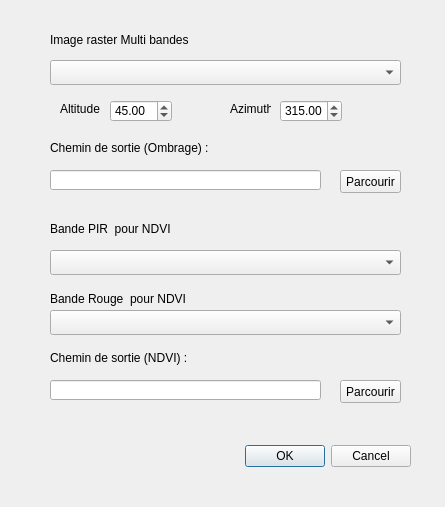
The window that render/Render_dialog_base.ui (ENSG-TSI24/Pingouins-QGIS-Raster) describes before a commit, drawn with Qt 5.
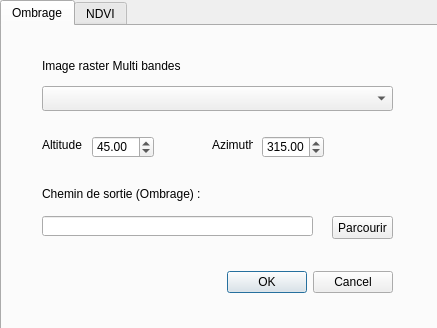
The same window after the commit. The open tabs and pages were chosen to show the change.

Commit message: Changed UI : separated Ombrage and NDVI into two onglets

Patch:
```diff
--- a/render/Render_dialog_base.ui
+++ b/render/Render_dialog_base.ui
@@ -6,54 +6,207 @@
    <rect>
     <x>0</x>
     <y>0</y>
-    <width>445</width>
-    <height>507</height>
+    <width>437</width>
+    <height>328</height>
    </rect>
   </property>
   <property name="windowTitle">
    <string>Nex Render Raster teledetection</string>
   </property>
-  <widget class="QDialogButtonBox" name="button_box">
+  <widget class="QTabWidget" name="tabWidget">
    <property name="geometry">
     <rect>
-     <x>70</x>
-     <y>440</y>
-     <width>341</width>
-     <height>32</height>
+     <x>0</x>
+     <y>0</y>
+     <width>441</width>
+     <height>331</height>
     </rect>
    </property>
-   <property name="orientation">
-    <enum>Qt::Horizontal</enum>
+   <property name="currentIndex">
+    <number>1</number>
    </property>
-   <property name="standardButtons">
-    <set>QDialogButtonBox::Cancel|QDialogButtonBox::Ok</set>
-   </property>
-  </widget>
+   <widget class="QWidget" name="Ombrage">
+    <attribute name="title">
+     <string>Ombrage</string>
+    </attribute>
   <widget class="QComboBox" name="menu_raster">
    <property name="geometry">
     <rect>
-     <x>50</x>
+       <x>40</x>
      <y>60</y>
      <width>351</width>
      <height>25</height>
     </rect>
    </property>
   </widget>
-  <widget class="QComboBox" name="PIR">
+    <widget class="QLabel" name="label_6">
    <property name="geometry">
     <rect>
+       <x>40</x>
+       <y>110</y>
+       <width>41</width>
+       <height>17</height>
+      </rect>
+     </property>
+     <property name="text">
+      <string>Altitude</string>
+     </property>
+    </widget>
+    <widget class="QPushButton" name="btn_browse_ombrage">
+     <property name="geometry">
+      <rect>
+       <x>330</x>
+       <y>190</y>
+       <width>61</width>
+       <height>23</height>
+      </rect>
+     </property>
+     <property name="text">
+      <string>Parcourir</string>
+     </property>
+    </widget>
+    <widget class="QDoubleSpinBox" name="spin_altitude">
+     <property name="geometry">
+      <rect>
+       <x>90</x>
+       <y>110</y>
+       <width>62</width>
+       <height>22</height>
+      </rect>
+     </property>
+     <property name="decimals">
+      <number>2</number>
+     </property>
+     <property name="maximum">
+      <double>90.000000000000000</double>
+     </property>
+     <property name="value">
+      <double>45.000000000000000</double>
+     </property>
+    </widget>
+    <widget class="QLineEdit" name="line_output_path_ombrage">
+     <property name="geometry">
+      <rect>
+       <x>40</x>
+       <y>190</y>
+       <width>271</width>
+       <height>20</height>
+      </rect>
+     </property>
+     <property name="text">
+      <string/>
+     </property>
+    </widget>
+    <widget class="QLabel" name="label_3">
+     <property name="geometry">
+      <rect>
+       <x>40</x>
+       <y>30</y>
+       <width>191</width>
+       <height>20</height>
+      </rect>
+     </property>
+     <property name="text">
+      <string>Image raster Multi bandes</string>
+     </property>
+    </widget>
+    <widget class="QLabel" name="label_7">
+     <property name="geometry">
+      <rect>
+       <x>210</x>
+       <y>110</y>
+       <width>41</width>
+       <height>17</height>
+      </rect>
+     </property>
+     <property name="text">
+      <string>Azimuth</string>
+     </property>
+    </widget>
+    <widget class="QLabel" name="label_4">
+     <property name="geometry">
+      <rect>
+       <x>40</x>
+       <y>160</y>
+       <width>161</width>
+       <height>16</height>
+      </rect>
+     </property>
+     <property name="text">
+      <string>Chemin de sortie (Ombrage) :</string>
+     </property>
+    </widget>
+    <widget class="QDoubleSpinBox" name="spin_azimuth">
+     <property name="geometry">
+      <rect>
+       <x>260</x>
+       <y>110</y>
+       <width>62</width>
+       <height>22</height>
+      </rect>
+     </property>
+     <property name="maximum">
+      <double>360.000000000000000</double>
+     </property>
+     <property name="value">
+      <double>315.000000000000000</double>
+     </property>
+    </widget>
+    <widget class="QDialogButtonBox" name="button_box">
+     <property name="geometry">
+      <rect>
      <x>50</x>
-     <y>250</y>
-     <width>351</width>
-     <height>25</height>
-    </rect>
+       <y>240</y>
+       <width>341</width>
+       <height>32</height>
+      </rect>
+     </property>
+     <property name="orientation">
+      <enum>Qt::Horizontal</enum>
+     </property>
+     <property name="standardButtons">
+      <set>QDialogButtonBox::Cancel|QDialogButtonBox::Ok</set>
+     </property>
+    </widget>
+   </widget>
+   <widget class="QWidget" name="NDVI">
+    <attribute name="title">
+     <string>NDVI</string>
+    </attribute>
+    <widget class="QDialogButtonBox" name="button_box_2">
+     <property name="geometry">
+      <rect>
+       <x>50</x>
+       <y>240</y>
+       <width>341</width>
+       <height>32</height>
+      </rect>
+     </property>
+     <property name="orientation">
+      <enum>Qt::Horizontal</enum>
+     </property>
+     <property name="standardButtons">
+      <set>QDialogButtonBox::Cancel|QDialogButtonBox::Ok</set>
+     </property>
+    </widget>
+    <widget class="QLineEdit" name="line_output_path_ndvi">
+     <property name="geometry">
+      <rect>
+       <x>40</x>
+       <y>190</y>
+       <width>271</width>
+       <height>20</height>
+      </rect>
+     </property>
+     <property name="text">
+      <string/>
    </property>
   </widget>
   <widget class="QComboBox" name="Rouge">
    <property name="geometry">
     <rect>
-     <x>50</x>
-     <y>310</y>
+       <x>40</x>
+       <y>120</y>
      <width>351</width>
      <height>25</height>
     </rect>
@@ -62,8 +215,8 @@
   <widget class="QLabel" name="label">
    <property name="geometry">
     <rect>
-     <x>50</x>
-     <y>220</y>
+       <x>40</x>
+       <y>30</y>
      <width>151</width>
      <height>17</height>
     </rect>
@@ -75,8 +228,8 @@
   <widget class="QLabel" name="label_2">
    <property name="geometry">
     <rect>
-     <x>50</x>
-     <y>290</y>
+       <x>40</x>
+       <y>100</y>
      <width>181</width>
      <height>17</height>
     </rect>
@@ -85,63 +238,11 @@
     <string>Bande Rouge  pour NDVI</string>
    </property>
   </widget>
-  <widget class="QLabel" name="label_3">
-   <property name="geometry">
-    <rect>
-     <x>50</x>
-     <y>30</y>
-     <width>191</width>
-     <height>20</height>
-    </rect>
-   </property>
-   <property name="text">
-    <string>Image raster Multi bandes</string>
-   </property>
-  </widget>
-  <widget class="QLineEdit" name="line_output_path_ombrage">
-   <property name="geometry">
-    <rect>
-     <x>50</x>
-     <y>170</y>
-     <width>271</width>
-     <height>20</height>
-    </rect>
-   </property>
-   <property name="text">
-    <string/>
-   </property>
-  </widget>
-  <widget class="QPushButton" name="btn_browse_ombrage">
-   <property name="geometry">
-    <rect>
-     <x>340</x>
-     <y>170</y>
-     <width>61</width>
-     <height>23</height>
-    </rect>
-   </property>
-   <property name="text">
-    <string>Parcourir</string>
-   </property>
-  </widget>
-  <widget class="QLabel" name="label_4">
-   <property name="geometry">
-    <rect>
-     <x>50</x>
-     <y>140</y>
-     <width>161</width>
-     <height>16</height>
-    </rect>
-   </property>
-   <property name="text">
-    <string>Chemin de sortie (Ombrage) :</string>
-   </property>
-  </widget>
   <widget class="QPushButton" name="btn_browse_ndvi">
    <property name="geometry">
     <rect>
-     <x>340</x>
-     <y>380</y>
+       <x>330</x>
+       <y>190</y>
      <width>61</width>
      <height>23</height>
     </rect>
@@ -150,24 +251,11 @@
     <string>Parcourir</string>
    </property>
   </widget>
-  <widget class="QLineEdit" name="line_output_path_ndvi">
-   <property name="geometry">
-    <rect>
-     <x>50</x>
-     <y>380</y>
-     <width>271</width>
-     <height>20</height>
-    </rect>
-   </property>
-   <property name="text">
-    <string/>
-   </property>
-  </widget>
   <widget class="QLabel" name="label_5">
    <property name="geometry">
     <rect>
-     <x>50</x>
-     <y>350</y>
+       <x>40</x>
+       <y>160</y>
      <width>141</width>
      <height>16</height>
     </rect>
@@ -176,66 +264,17 @@
     <string>Chemin de sortie (NDVI) :</string>
    </property>
   </widget>
-  <widget class="QDoubleSpinBox" name="spin_altitude">
+    <widget class="QComboBox" name="PIR">
    <property name="geometry">
     <rect>
-     <x>110</x>
-     <y>100</y>
-     <width>62</width>
-     <height>22</height>
-    </rect>
-   </property>
-   <property name="decimals">
-    <number>2</number>
-   </property>
-   <property name="maximum">
-    <double>90.000000000000000</double>
-   </property>
-   <property name="value">
-    <double>45.000000000000000</double>
-   </property>
-  </widget>
-  <widget class="QDoubleSpinBox" name="spin_azimuth">
-   <property name="geometry">
-    <rect>
-     <x>280</x>
-     <y>100</y>
-     <width>62</width>
-     <height>22</height>
-    </rect>
-   </property>
-   <property name="maximum">
-    <double>360.000000000000000</double>
-   </property>
-   <property name="value">
-    <double>315.000000000000000</double>
-   </property>
-  </widget>
-  <widget class="QLabel" name="label_6">
-   <property name="geometry">
-    <rect>
-     <x>60</x>
-     <y>100</y>
-     <width>41</width>
-     <height>17</height>
-    </rect>
-   </property>
-   <property name="text">
-    <string>Altitude</string>
-   </property>
-  </widget>
-  <widget class="QLabel" name="label_7">
-   <property name="geometry">
-    <rect>
-     <x>230</x>
-     <y>100</y>
-     <width>41</width>
-     <height>17</height>
-    </rect>
-   </property>
-   <property name="text">
-    <string>Azimuth</string>
-   </property>
+       <x>40</x>
+       <y>60</y>
+       <width>351</width>
+       <height>25</height>
+      </rect>
+     </property>
+    </widget>
+   </widget>
   </widget>
  </widget>
  <resources/>
```
Lines whose indentation alone changed are shown as unchanged. The commit also changes 1 other file.
